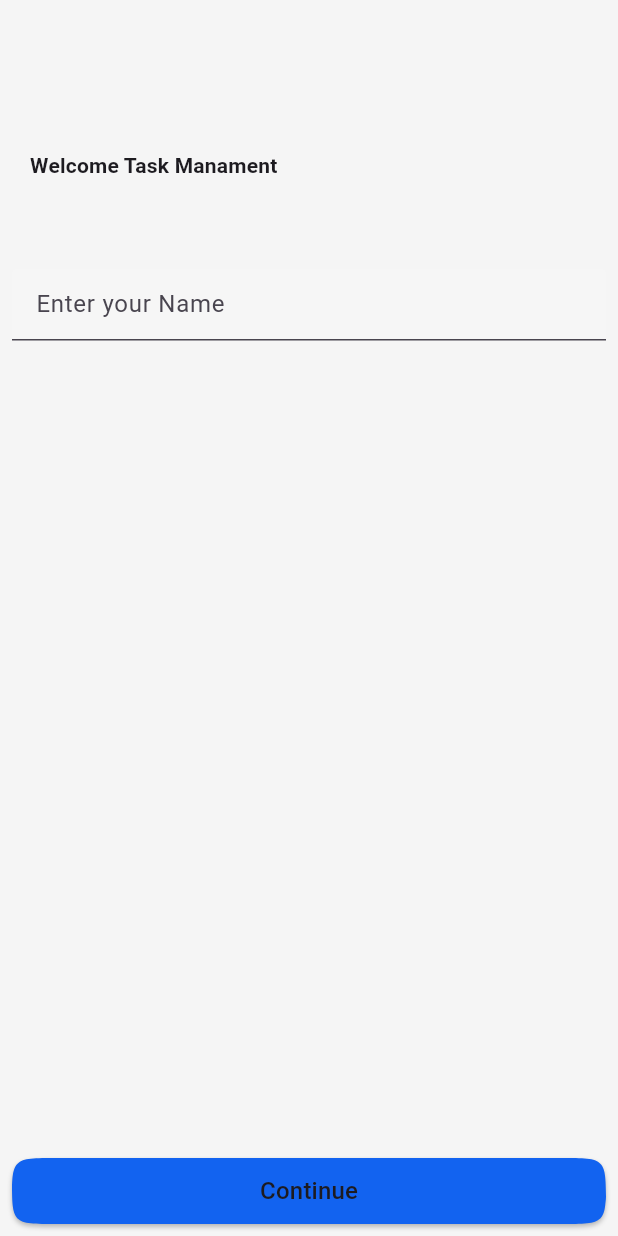
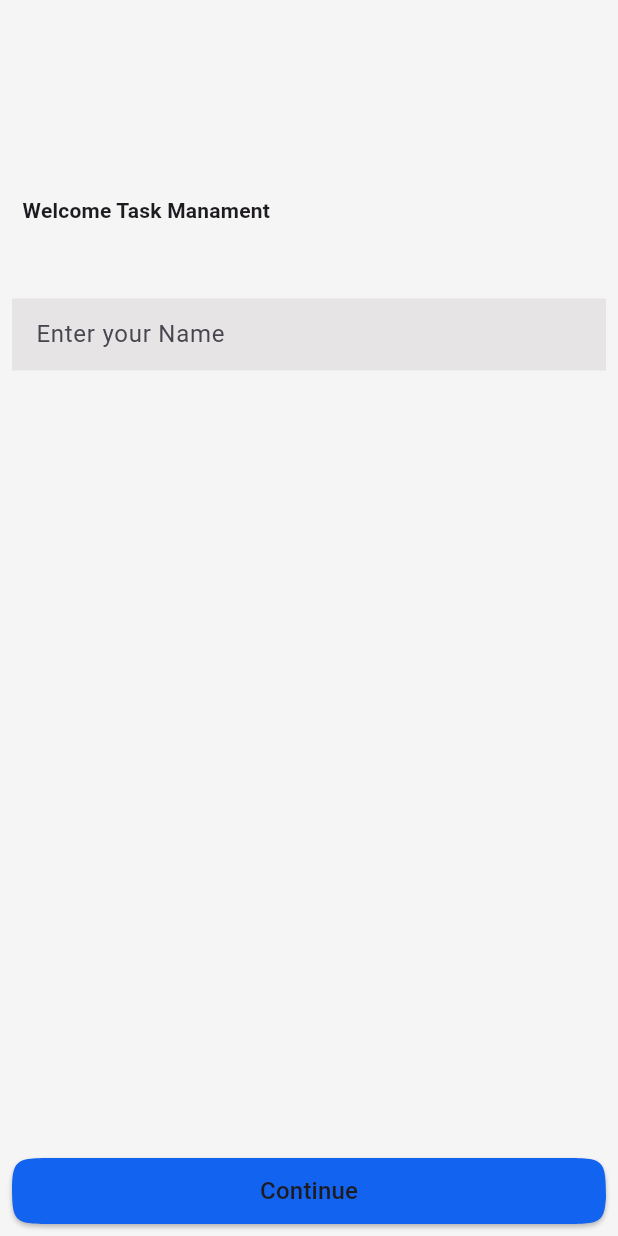
Before and after one commit to fkirewold/Task-Management-App, a Flutter app: the screen it shows after launch, on a phone screen of 412 x 824 dp. Run offline on Flutter 3.47's test engine with Material 3 defaults, Android fonts, the phone set to English and light mode, and no system bars; our stand-ins replace go_router.

Commit message:
adjusting UI

```diff
--- a/lib/presentation/screens/splash_screen.dart
+++ b/lib/presentation/screens/splash_screen.dart
@@ -11,10 +11,10 @@ class SplashScreen extends StatefulWidget {
 }
 
 class _SplashScreenState extends State<SplashScreen> {
-@override
+  @override
   void initState() {
     super.initState();
-    Future.delayed(const Duration(milliseconds: 3), () {
+    Future.delayed(const Duration(milliseconds: 3000), () {
       if (mounted) {
         GoRouter.of(context).goNamed('welcome_screen');
       }
--- a/lib/presentation/screens/welcome_screen.dart
+++ b/lib/presentation/screens/welcome_screen.dart
@@ -13,7 +13,7 @@ class WelcomeScreen extends StatelessWidget {
           crossAxisAlignment:CrossAxisAlignment.start,
       children: [
         Padding(
-          padding: const EdgeInsets.only(top:100,left:20),
+          padding: const EdgeInsets.only(top:130,left:15),
           child: TextWidget(
             text: 'Welcome Task Manament',
             fontSize: 14,
@@ -21,7 +21,7 @@ class WelcomeScreen extends StatelessWidget {
           ),
         ),
         SizedBox(
-          height: 50,
+          height: 40,
         ),
         Padding(
           padding: const EdgeInsets.all(8.0),
--- a/lib/presentation/widgets/textfield_widget.dart
+++ b/lib/presentation/widgets/textfield_widget.dart
@@ -11,9 +11,10 @@ class TextfieldWidget extends StatelessWidget {
     return TextField(
   controller: controller,
   decoration: InputDecoration(
+    border:InputBorder.none,
     hintText: hintText,
     filled: true,
-    fillColor: Color(0XF6F6F6F6),
+    fillColor: Color.fromARGB(246, 230, 227, 228),
   ),
     );
   }
```
